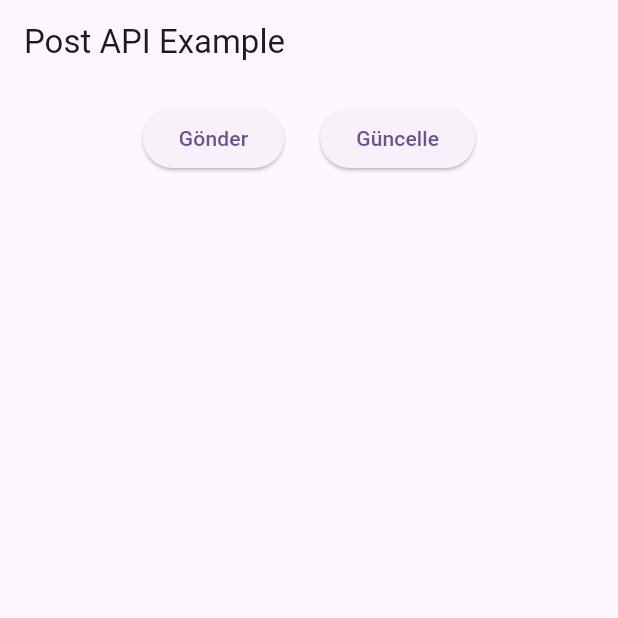
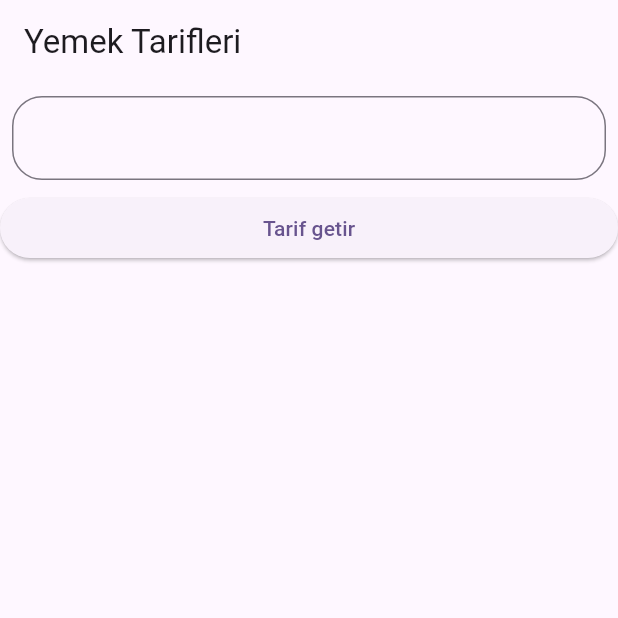
Before and after one commit to turanulupinar/rest_api_example, a Flutter app: the screen it shows after launch, on a phone screen of 412 x 824 dp, the top half of it. Run offline on Flutter 3.47's test engine with Material 3 defaults, Android fonts, the phone set to English and light mode, and no system bars; missing offline and left inert: url_launcher_plus.

Commit message:
23 şubat

```diff
--- a/lib/constant/service_constants.dart
+++ b/lib/constant/service_constants.dart
@@ -7,3 +7,8 @@ class ServiseContants {
   static const String posts = "posts?_start=0&_limit=10";
   static const String albums = "albums?_start=0&_limit=10";
 }
+
+class ReceiptConstants {
+  static const String baseUrl = "https://www.themealdb.com/api/json/v1/1/";
+  static const String search = "search.php"; // endpoint
+}
--- a/lib/main.dart
+++ b/lib/main.dart
@@ -1,6 +1,7 @@
 import 'package:flutter/material.dart';
 
 import 'page/album_page/album_view.dart';
+import 'page/food_page/food_page.dart';
 import 'page/photos_page/photos_page.dart';
 import 'page/post_page/post_page.dart';
 import 'page/todos_page/post_page.dart';
@@ -20,7 +21,7 @@ class MyApp extends StatelessWidget {
         colorScheme: ColorScheme.fromSeed(seedColor: Colors.deepPurple),
         useMaterial3: true,
       ),
-      home: const PostPage(),
+      home: const FoodPage(),
     );
   }
 }
--- /dev/null
+++ b/lib/page/food_page/food_model.dart
@@ -0,0 +1,247 @@
+class ReceiptModels {
+  List<Meals>? meals;
+
+  ReceiptModels({this.meals});
+
+  ReceiptModels.fromJson(Map<String, dynamic> json) {
+    if (json['meals'] != null) {
+      meals = <Meals>[];
+      json['meals'].forEach((v) {
+        meals!.add(Meals.fromJson(v));
+      });
+    }
+  }
+
+  Map<String, dynamic> toJson() {
+    final Map<String, dynamic> data = <String, dynamic>{};
+    if (meals != null) {
+      data['meals'] = meals!.map((v) => v.toJson()).toList();
+    }
+    return data;
+  }
+}
+
+class Meals {
+  String? idMeal;
+  String? strMeal;
+  Null? strDrinkAlternate;
+  String? strCategory;
+  String? strArea;
+  String? strInstructions;
+  String? strMealThumb;
+  String? strTags;
+  String? strYoutube;
+  String? strIngredient1;
+  String? strIngredient2;
+  String? strIngredient3;
+  String? strIngredient4;
+  String? strIngredient5;
+  String? strIngredient6;
+  String? strIngredient7;
+  String? strIngredient8;
+  String? strIngredient9;
+  String? strIngredient10;
+  String? strIngredient11;
+  String? strIngredient12;
+  String? strIngredient13;
+  String? strIngredient14;
+  String? strIngredient15;
+  String? strIngredient16;
+  String? strIngredient17;
+  String? strIngredient18;
+  String? strIngredient19;
+  String? strIngredient20;
+  String? strMeasure1;
+  String? strMeasure2;
+  String? strMeasure3;
+  String? strMeasure4;
+  String? strMeasure5;
+  String? strMeasure6;
+  String? strMeasure7;
+  String? strMeasure8;
+  String? strMeasure9;
+  String? strMeasure10;
+  String? strMeasure11;
+  String? strMeasure12;
+  String? strMeasure13;
+  String? strMeasure14;
+  String? strMeasure15;
+  String? strMeasure16;
+  String? strMeasure17;
+  String? strMeasure18;
+  String? strMeasure19;
+  String? strMeasure20;
+  String? strSource;
+  Null? strImageSource;
+  Null? strCreativeCommonsConfirmed;
+  Null? dateModified;
+
+  Meals(
+      {this.idMeal,
+      this.strMeal,
+      this.strDrinkAlternate,
+      this.strCategory,
+      this.strArea,
+      this.strInstructions,
+      this.strMealThumb,
+      this.strTags,
+      this.strYoutube,
+      this.strIngredient1,
+      this.strIngredient2,
+      this.strIngredient3,
+      this.strIngredient4,
+      this.strIngredient5,
+      this.strIngredient6,
+      this.strIngredient7,
+      this.strIngredient8,
+      this.strIngredient9,
+      this.strIngredient10,
+      this.strIngredient11,
+      this.strIngredient12,
+      this.strIngredient13,
+      this.strIngredient14,
+      this.strIngredient15,
+      this.strIngredient16,
+      this.strIngredient17,
+      this.strIngredient18,
+      this.strIngredient19,
+      this.strIngredient20,
+      this.strMeasure1,
+      this.strMeasure2,
+      this.strMeasure3,
+      this.strMeasure4,
+      this.strMeasure5,
+      this.strMeasure6,
+      this.strMeasure7,
+      this.strMeasure8,
+      this.strMeasure9,
+      this.strMeasure10,
+      this.strMeasure11,
+      this.strMeasure12,
+      this.strMeasure13,
+      this.strMeasure14,
+      this.strMeasure15,
+      this.strMeasure16,
+      this.strMeasure17,
+      this.strMeasure18,
+      this.strMeasure19,
+      this.strMeasure20,
+      this.strSource,
+      this.strImageSource,
+      this.strCreativeCommonsConfirmed,
+      this.dateModified});
+
+  Meals.fromJson(Map<String, dynamic> json) {
+    idMeal = json['idMeal'];
+    strMeal = json['strMeal'];
+    strDrinkAlternate = json['strDrinkAlternate'];
+    strCategory = json['strCategory'];
+    strArea = json['strArea'];
+    strInstructions = json['strInstructions'];
+    strMealThumb = json['strMealThumb'];
+    strTags = json['strTags'];
+    strYoutube = json['strYoutube'];
+    strIngredient1 = json['strIngredient1'];
+    strIngredient2 = json['strIngredient2'];
+    strIngredient3 = json['strIngredient3'];
+    strIngredient4 = json['strIngredient4'];
+    strIngredient5 = json['strIngredient5'];
+    strIngredient6 = json['strIngredient6'];
+    strIngredient7 = json['strIngredient7'];
+    strIngredient8 = json['strIngredient8'];
+    strIngredient9 = json['strIngredient9'];
+    strIngredient10 = json['strIngredient10'];
+    strIngredient11 = json['strIngredient11'];
+    strIngredient12 = json['strIngredient12'];
+    strIngredient13 = json['strIngredient13'];
+    strIngredient14 = json['strIngredient14'];
+    strIngredient15 = json['strIngredient15'];
+    strIngredient16 = json['strIngredient16'];
+    strIngredient17 = json['strIngredient17'];
+    strIngredient18 = json['strIngredient18'];
+    strIngredient19 = json['strIngredient19'];
+    strIngredient20 = json['strIngredient20'];
+    strMeasure1 = json['strMeasure1'];
+    strMeasure2 = json['strMeasure2'];
+    strMeasure3 = json['strMeasure3'];
+    strMeasure4 = json['strMeasure4'];
+    strMeasure5 = json['strMeasure5'];
+    strMeasure6 = json['strMeasure6'];
+    strMeasure7 = json['strMeasure7'];
+    strMeasure8 = json['strMeasure8'];
+    strMeasure9 = json['strMeasure9'];
+    strMeasure10 = json['strMeasure10'];
+    strMeasure11 = json['strMeasure11'];
+    strMeasure12 = json['strMeasure12'];
+    strMeasure13 = json['strMeasure13'];
+    strMeasure14 = json['strMeasure14'];
+    strMeasure15 = json['strMeasure15'];
+    strMeasure16 = json['strMeasure16'];
+    strMeasure17 = json['strMeasure17'];
+    strMeasure18 = json['strMeasure18'];
+    strMeasure19 = json['strMeasure19'];
+    strMeasure20 = json['strMeasure20'];
+    strSource = json['strSource'];
+    strImageSource = json['strImageSource'];
+    strCreativeCommonsConfirmed = json['strCreativeCommonsConfirmed'];
+    dateModified = json['dateModified'];
+  }
+
+  Map<String, dynamic> toJson() {
+    final Map<String, dynamic> data =   <String, dynamic>{};
+    data['idMeal'] = idMeal;
+    data['strMeal'] = strMeal;
+    data['strDrinkAlternate'] = strDrinkAlternate;
+    data['strCategory'] = strCategory;
+    data['strArea'] = strArea;
+    data['strInstructions'] = strInstructions;
+    data['strMealThumb'] = strMealThumb;
+    data['strTags'] = strTags;
+    data['strYoutube'] = strYoutube;
+    data['strIngredient1'] = strIngredient1;
+    data['strIngredient2'] = strIngredient2;
+    data['strIngredient3'] = strIngredient3;
+    data['strIngredient4'] = strIngredient4;
+    data['strIngredient5'] = strIngredient5;
+    data['strIngredient6'] = strIngredient6;
+    data['strIngredient7'] = strIngredient7;
+    data['strIngredient8'] = strIngredient8;
+    data['strIngredient9'] = strIngredient9;
+    data['strIngredient10'] = strIngredient10;
+    data['strIngredient11'] = strIngredient11;
+    data['strIngredient12'] = strIngredient12;
+    data['strIngredient13'] = strIngredient13;
+    data['strIngredient14'] = strIngredient14;
+    data['strIngredient15'] = strIngredient15;
+    data['strIngredient16'] = strIngredient16;
+    data['strIngredient17'] = strIngredient17;
+    data['strIngredient18'] = strIngredient18;
+    data['strIngredient19'] = strIngredient19;
+    data['strIngredient20'] = strIngredient20;
+    data['strMeasure1'] = strMeasure1;
+    data['strMeasure2'] = strMeasure2;
+    data['strMeasure3'] = strMeasure3;
+    data['strMeasure4'] = strMeasure4;
+    data['strMeasure5'] = strMeasure5;
+    data['strMeasure6'] = strMeasure6;
+    data['strMeasure7'] = strMeasure7;
+    data['strMeasure8'] = strMeasure8;
+    data['strMeasure9'] = strMeasure9;
+    data['strMeasure10'] = strMeasure10;
+    data['strMeasure11'] = strMeasure11;
+    data['strMeasure12'] = strMeasure12;
+    data['strMeasure13'] = strMeasure13;
+    data['strMeasure14'] = strMeasure14;
+    data['strMeasure15'] = strMeasure15;
+    data['strMeasure16'] = strMeasure16;
+    data['strMeasure17'] = strMeasure17;
+    data['strMeasure18'] = strMeasure18;
+    data['strMeasure19'] = strMeasure19;
+    data['strMeasure20'] = strMeasure20;
+    data['strSource'] = strSource;
+    data['strImageSource'] = strImageSource;
+    data['strCreativeCommonsConfirmed'] = strCreativeCommonsConfirmed;
+    data['dateModified'] = dateModified;
+    return data;
+  }
+}
--- /dev/null
+++ b/lib/page/food_page/food_page.dart
@@ -0,0 +1,95 @@
+import 'package:flutter/material.dart';
+import 'package:rest_api_example/page/food_page/food_model.dart';
+import 'package:url_launcher_plus/url_launcher_plus.dart';
+
+import 'food_view_model.dart';
+
+class FoodPage extends StatefulWidget {
+  const FoodPage({super.key});
+
+  @override
+  State<FoodPage> createState() => _FoodPageState();
+}
+
+class _FoodPageState extends State<FoodPage> {
+  bool isLoading = false;
+  ReceiptModels receipts = ReceiptModels();
+  final TextEditingController _controller = TextEditingController();
+  getReceipts() async {
+    setState(() {
+      isLoading = true;
+    });
+    receipts =
+        await FoodPageViewModel().getReceiptsData(query: _controller.text);
+    setState(() {
+      isLoading = false;
+    });
+  }
+
+  @override
+  Widget build(BuildContext context) {
+    return Scaffold(
+      appBar: AppBar(
+        title: const Text("Yemek Tarifleri"),
+      ),
+      body: Column(
+        crossAxisAlignment: CrossAxisAlignment.stretch,
+        children: [
+          Padding(
+            padding: const EdgeInsets.all(8.0),
+            child: TextFormField(
+              controller: _controller,
+              decoration: const InputDecoration(
+                  border: OutlineInputBorder(
+                      borderRadius: BorderRadius.all(Radius.circular(20)))),
+            ),
+          ),
+          ElevatedButton.icon(
+              icon: isLoading == false
+                  ? const SizedBox.shrink()
+                  : const SizedBox(
+                      height: 20,
+                      width: 20,
+                      child: Center(
+                        child: CircularProgressIndicator(strokeWidth: 2),
+                      )),
+              onPressed: () async {
+                if (_controller.text.isEmpty) {
+                  throw Exception("Arama metni boş olamaz!");
+                }
+                await getReceipts();
+              },
+              label: const Text("Tarif getir")),
+          Expanded(
+              child: ListView.builder(
+                  itemCount: receipts.meals?.length ?? 0,
+                  itemBuilder: (context, index) {
+                    final item = receipts.meals?[index];
+                    return ListTile(
+                        leading: CircleAvatar(
+                          backgroundImage: NetworkImage(
+                            item?.strMealThumb ?? "",
+                          ),
+                        ),
+                        title: Text(item?.strMeal ?? ""),
+                        subtitle: Text(
+                            "Kategori: ${item?.strCategory} Ülke: ${item?.strArea}"),
+                        trailing: IconButton(
+                          icon: const Icon(Icons.arrow_forward_ios),
+                          onPressed: () {
+                            if (item?.idMeal != null) {
+                              //TODO www.themealdb.com/api/json/v1/1/lookup.php?i=52772
+                              // Bu link yemek tarifinin detayını getiren link
+                              // i parametresi yemek tarifi idsini alır
+                              // Tarif detay sayfası
+                              // fotosu, adı, ülkesi, kategorisi ve tarif detayı
+                              // yazacak bir sayfa tasarla verileri bu apiden cek
+                            }
+                          },
+                        ));
+                  }))
+        ],
+      ),
+    );
+  }
+}
--- /dev/null
+++ b/lib/page/food_page/food_view_model.dart
@@ -0,0 +1,22 @@
+import 'dart:convert';
+
+import '../../constant/service_constants.dart';
+import '../../service/base_service.dart';
+import 'food_model.dart';
+
+class FoodPageViewModel {
+  final receiptsBaseUrl = ReceiptConstants.baseUrl;
+  final searchPath = ReceiptConstants.search;
+
+  Future<ReceiptModels> getReceiptsData({required String query}) async {
+    ReceiptModels receipts = ReceiptModels();
+    final res = await BaseService(baseUrl: receiptsBaseUrl)
+        .getData("${ReceiptConstants.search}?s=$query");
+
+    final meal = jsonDecode(res);
+
+    receipts = ReceiptModels.fromJson(meal);
+
+    return receipts;
+  }
+}
--- a/lib/service/base_service.dart
+++ b/lib/service/base_service.dart
@@ -4,9 +4,12 @@ import 'package:rest_api_example/constant/service_constants.dart';
 
 // Get, Post, Put, Delete = CRUD { Create, Read, Update, Delete} işlemleri
 class BaseService {
+  final String baseUrl;
+  BaseService({this.baseUrl = ServiseContants.baseUrl});
+
   //API'den Verileri al
   Future<dynamic> getData(String path) async {
-    final Uri url = Uri.parse(ServiseContants.baseUrl + path);
+    final Uri url = Uri.parse(baseUrl + path);
 
     final response = await http.get(url);
 
@@ -20,7 +23,7 @@ class BaseService {
 // API'ye Veri Gönder
   Future<http.Response> postData(
       {required String path, required dynamic body}) async {
-    final response = await http.post(Uri.parse(ServiseContants.baseUrl + path),
+    final response = await http.post(Uri.parse(baseUrl + path),
         headers: postHeader, body: body);
     return response;
   }
@@ -32,7 +35,7 @@ class BaseService {
 // API'deki bir bir veriyi güncelleme
   Future<http.Response> putData(
       {required String path, required dynamic body}) async {
-    final response = await http.put(Uri.parse(ServiseContants.baseUrl + path),
+    final response = await http.put(Uri.parse(baseUrl + path),
         headers: postHeader, body: body);
     return response;
   }
@@ -40,8 +43,34 @@ class BaseService {
   // API'deki bir veriyi silme işlemi
   Future<http.Response> deleteData({required String path, required id}) async {
     final response = await http.delete(
-      Uri.parse("${ServiseContants.baseUrl}$path/$id"),
+      Uri.parse("$baseUrl$path/$id"),
     );
     return response;
   }
 }
+
+/// API Hakkında Genel Not
+
+// Sipariş apisi
+// https://www.xstore.com/api/order   (SSL Secured)
+
+// http://www.xstore.com/api/order    (No SSL)
+
+// Subdomain version
+// https://     api          .xstore      .com    /order      ?     orderId=3
+// protocol  subdomain     domain name   uzantı    path     query   parametre
+
+// GET    ->  Siparişlerimi çekebilirim
+// POST   ->  Sipariş vermek için kullanılabilir
+// PUT    ->  Siparişimi güncelleyebilirim
+// DELETE ->  Siparişi silmek veya iptal etmek için kullanılabilir
+
+
+// Peki nasıl istek atılabilir?
+// path: "api/order"
+// header: {"x":"Özel bilgi","content-type":"Application/json","Accept":"*/*","locale":"tr-TR"}
+// body: {"X":"Data","Y":"Data2"}
+// query: {"orderId":"12345"}
+
+
+// Yukarıdaki bilgiler genel verilerdir. İletişim kurulan Backend servisine göre değişkenlik gösterir
--- a/pubspec.yaml
+++ b/pubspec.yaml
@@ -36,6 +36,7 @@ dependencies:
   # Use with the CupertinoIcons class for iOS style icons.
   cupertino_icons: ^1.0.2
   http: ^1.1.2
+  url_launcher_plus:
 
 dev_dependencies:
   flutter_test:
```
Also changed, not shown: lib/page/photos_page/photo_model_view.dart (+19 -0 lines), lib/page/photos_page/photos_page.dart (+14 -20 lines), lib/page/post_page/post_page_view_model.dart (line endings or trailing spaces), pubspec.lock, 7 other files.
